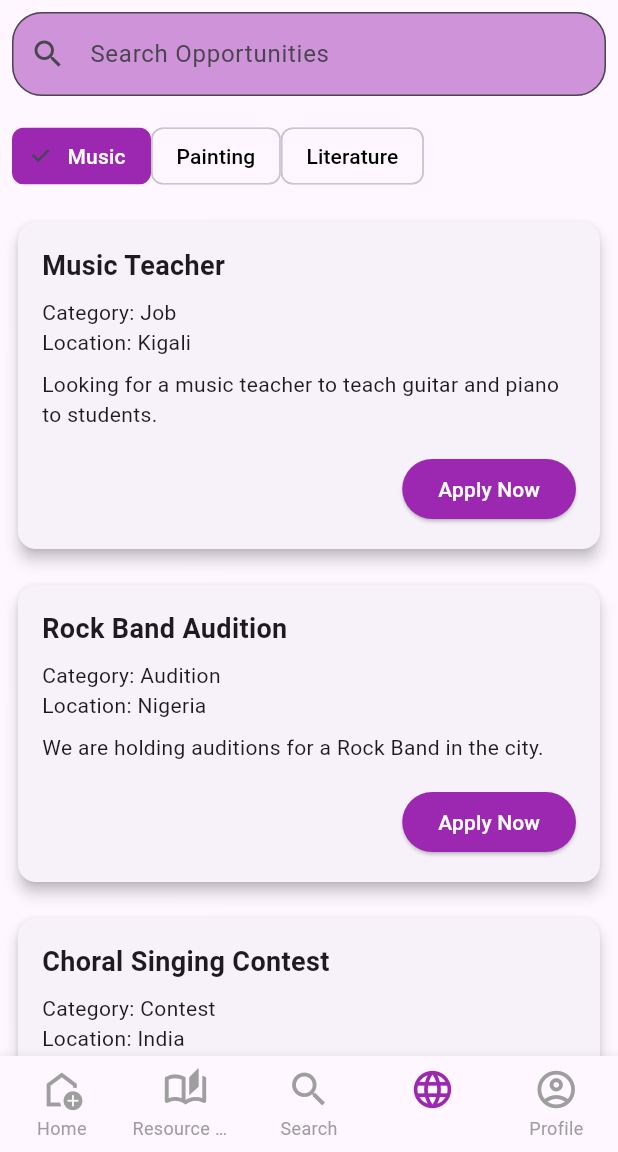
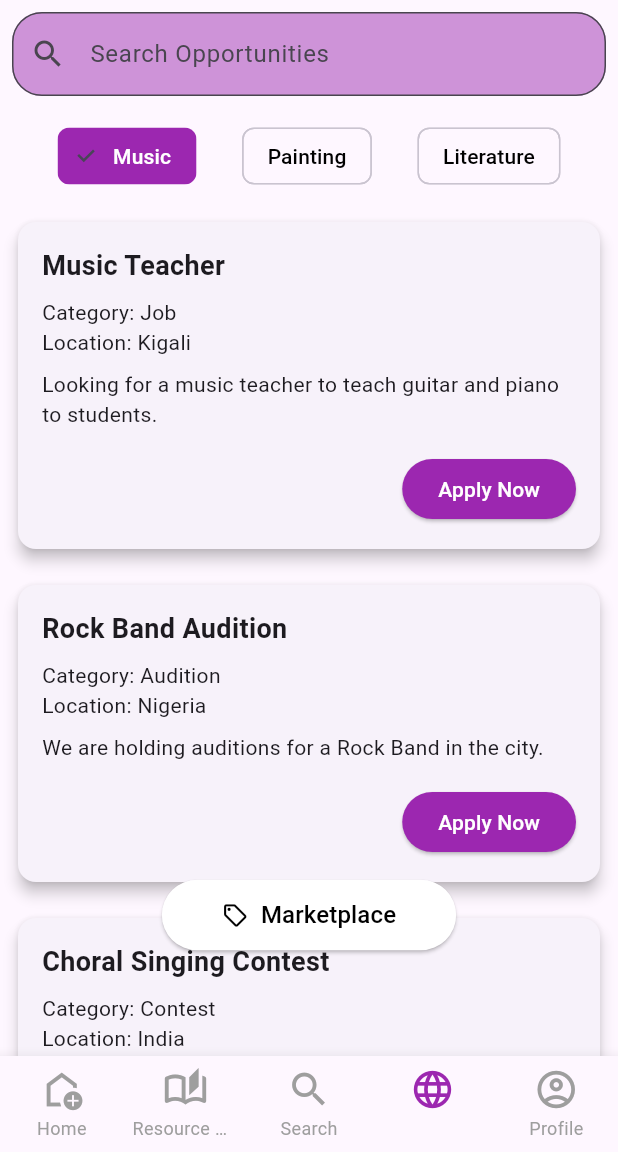
Before and after one commit to IkireziI/Kultura_Mobile_App_Group13, a Flutter app: the OpportunitiesBoard screen opened by its route, on a phone screen of 412 x 824 dp, the part 84-1236 px from its top. Run offline on Flutter 3.47's test engine with Material 3 defaults, Android fonts, the light colour scheme and no system bars; our stand-ins replace youtube_player_flutter.

Commit message:
marketplace icon

```diff
--- a/kultura/lib/pages/opportunities_board.dart
+++ b/kultura/lib/pages/opportunities_board.dart
@@ -9,8 +9,7 @@
       appBar: AppBar(
         backgroundColor: Colors.purple,
         title: SizedBox(
-          width:
-              double.infinity, // This makes the container take the full width
+          width: double.infinity, // This makes the container take the full width
           child: Center(
             child: Image.asset(
               'assets/images/KULTURA.png',
@@ -20,11 +19,39 @@
           ),
         ),
       ),
-      // Main body content for the page
-      body: OpportunitiesBoardContent(),
+      body: Stack(
+        children: [
+          // Main body content for the page
+          const OpportunitiesBoardContent(),
+          Positioned(
+            bottom: 70.0,
+            left: 0,
+            right: 0,
+            child: Center(
+              child: ElevatedButton.icon(
+                onPressed: () {
+                  Navigator.pushNamed(context, '/marketplace');
+                },
+                icon: const Icon(Icons.local_offer_outlined, color: Colors.black),
+                label: const Text(
+                  'Marketplace',
+                  style: TextStyle(color: Colors.black, fontSize: 16),
+                ),
+                style: ElevatedButton.styleFrom(
+                  backgroundColor: Colors.white,
+                  shape: RoundedRectangleBorder(
+                    borderRadius: BorderRadius.circular(30),
+                  ),
+                  padding: const EdgeInsets.symmetric(horizontal: 40, vertical: 12),
+                ),
+              ),
+            ),
+          ),
+        ],
+      ),
       bottomNavigationBar: const BottomNavigation(
-          selectedIndex:
-              3), // Update selectedIndex to the appropriate tab index for the OpportunitiesBoard
+        selectedIndex: 3,
+      ),
     );
   }
 }
@@ -36,9 +63,7 @@
   Widget build(BuildContext context) {
     return Column(
       children: [
-        // Search bar and filters section
         const SearchBarAndFilters(),
-        // Expanded list of opportunities
         Expanded(
           child: const OpportunitiesList(),
         ),
@@ -56,11 +81,10 @@
       padding: const EdgeInsets.all(8.0),
       child: Column(
         children: [
-          // Search bar for searching opportunities
           TextField(
             decoration: InputDecoration(
               hintText: 'Search Opportunities',
-              prefixIcon: Icon(Icons.search_outlined),
+              prefixIcon: const Icon(Icons.search_outlined),
               border: OutlineInputBorder(
                 borderRadius: BorderRadius.circular(20),
               ),
@@ -68,12 +92,8 @@
               fillColor: Colors.purple[200],
             ),
           ),
-          const SizedBox(height: 16), // Space between search bar and filters
-          // Filter chips (Music, Painting, Literature)
+          const SizedBox(height: 16),
           Row(
-            leading : IconButton(
-              icons:Icon(Icons.Hamburger)
-            )
             mainAxisAlignment: MainAxisAlignment.spaceEvenly,
             children: const [
               CustomFilterChip(label: 'Music', isSelected: true),
@@ -87,7 +107,6 @@
   }
 }
 
-// Custom filter chip widget
 class CustomFilterChip extends StatelessWidget {
   final String label;
   final bool isSelected;
@@ -114,20 +133,18 @@
   }
 }
 
-// List of opportunities (Music Teacher, Rock Band Audition, etc.)
 class OpportunitiesList extends StatelessWidget {
   const OpportunitiesList({super.key});
 
   @override
   Widget build(BuildContext context) {
-    // Sample Opportunities List
     final opportunities = [
       {
         'title': 'Music Teacher',
         'category': 'Job',
         'location': 'Kigali',
         'description':
-            'Looking for a music teacher to teach guitar and piano to students.',
+        'Looking for a music teacher to teach guitar and piano to students.',
       },
       {
         'title': 'Rock Band Audition',
@@ -140,7 +157,7 @@
         'category': 'Contest',
         'location': 'India',
         'description':
-            'Join the International Singing Competition for a chance to win \$15,000.',
+        'Join the International Singing Competition for a chance to win \$15,000.',
       },
     ];
 
@@ -158,7 +175,6 @@
   }
 }
 
-// Card widget for each opportunity
 class OpportunityCard extends StatelessWidget {
   final String title;
   final String category;
@@ -213,9 +229,8 @@
   }
 }
 
-// Bottom navigation bar widget with 5 items
 class BottomNavigation extends StatefulWidget {
-  final int selectedIndex; // Tracks the currently selected tab
+  final int selectedIndex;
 
   const BottomNavigation({super.key, required this.selectedIndex});
 
@@ -229,33 +244,28 @@
   @override
   void initState() {
     super.initState();
-    _selectedIndex = widget.selectedIndex; // Sets the initial selected tab
+    _selectedIndex = widget.selectedIndex;
   }
 
-  // Handles tap events for each navigation item
   void _onItemTapped(int index) {
     setState(() {
       _selectedIndex = index;
     });
     switch (index) {
       case 0:
-        Navigator.pushReplacementNamed(context, '/home'); // Navigates to Home
+        Navigator.pushReplacementNamed(context, '/home');
         break;
       case 1:
-        Navigator.pushReplacementNamed(
-            context, '/resource_center'); // Navigates to Resource Center
+        Navigator.pushReplacementNamed(context, '/resource_center');
         break;
       case 2:
-        Navigator.pushReplacementNamed(
-            context, '/search'); // Navigates to Search
+        Navigator.pushReplacementNamed(context, '/search');
         break;
       case 3:
-        Navigator.pushReplacementNamed(context,
-            '/opportunities_board'); // Navigates to Opportunities Board
+        Navigator.pushReplacementNamed(context, '/opportunities_board');
         break;
       case 4:
-        Navigator.pushReplacementNamed(
-            context, '/profile'); // Navigates to Profile
+        Navigator.pushReplacementNamed(context, '/profile');
         break;
       default:
         break;
@@ -265,14 +275,14 @@
   @override
   Widget build(BuildContext context) {
     return BottomNavigationBar(
-      currentIndex: _selectedIndex, // Highlights the selected tab
-      type: BottomNavigationBarType.fixed, // Fixed tab type
-      selectedItemColor: Colors.purple, // Selected icon color
-      unselectedItemColor: Colors.grey, // Unselected icon color
-      showSelectedLabels: false, // Hides selected labels
-      showUnselectedLabels: true, // Hides unselected labels
-      iconSize: 30, // Sets icon size
-      onTap: _onItemTapped, // Triggers _onItemTapped on tap
+      currentIndex: _selectedIndex,
+      type: BottomNavigationBarType.fixed,
+      selectedItemColor: Colors.purple,
+      unselectedItemColor: Colors.grey,
+      showSelectedLabels: false,
+      showUnselectedLabels: true,
+      iconSize: 30,
+      onTap: _onItemTapped,
       items: const [
         BottomNavigationBarItem(
           icon: Icon(Icons.add_home_outlined),
```
